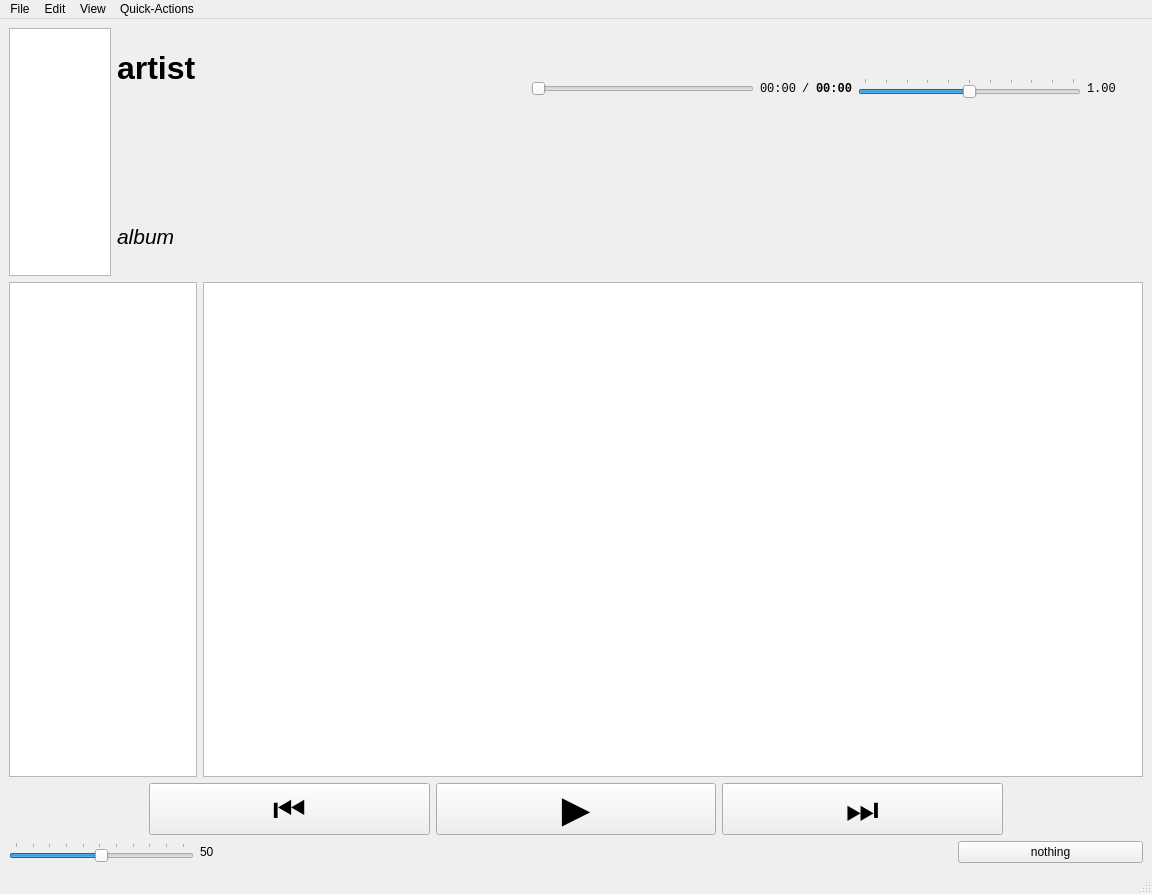
This is ui.ui in billypom/musicpom as Qt 5 draws it before an edit. The edited form follows.
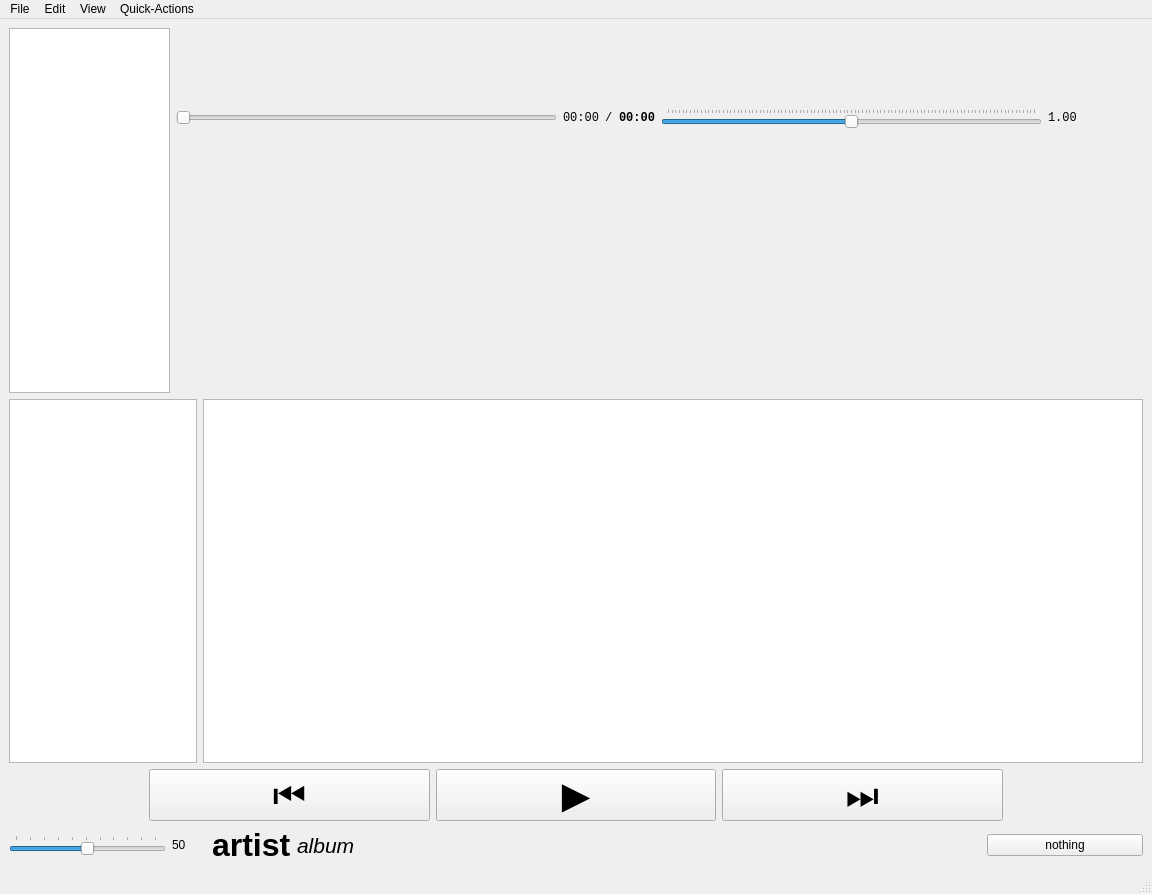
This is the edited form. Custom widgets are drawn as their Qt base class.

Commit message: broke everything changing layout

Diff of the .ui file:
```diff
--- a/ui.ui
+++ b/ui.ui
@@ -17,9 +17,9 @@
    <string/>
   </property>
   <widget class="QWidget" name="centralwidget">
-   <layout class="QVBoxLayout" name="verticalLayout_3" stretch="20,0,0">
+   <layout class="QVBoxLayout" name="verticalLayout_3" stretch="20">
     <item>
-     <layout class="QVBoxLayout" name="verticalLayout" stretch="1,2">
+     <layout class="QVBoxLayout" name="verticalLayout" stretch="0,0,0,0">
       <property name="spacing">
        <number>6</number>
       </property>
@@ -27,7 +27,7 @@
        <number>0</number>
       </property>
       <item>
-       <layout class="QHBoxLayout" name="hLayoutHead" stretch="1,4,6">
+       <layout class="QHBoxLayout" name="hLayoutHead" stretch="1,0,6">
         <item>
          <layout class="QVBoxLayout" name="vlayoutAlbumArt">
           <property name="sizeConstraint">
@@ -39,46 +39,7 @@
          </layout>
         </item>
         <item>
-         <layout class="QVBoxLayout" name="vLayoutSongDetails">
-          <item>
-           <widget class="QLabel" name="artistLabel">
-            <property name="font">
-             <font>
-              <pointsize>24</pointsize>
-              <weight>75</weight>
-              <bold>true</bold>
-             </font>
-            </property>
-            <property name="text">
-             <string>artist</string>
-            </property>
-           </widget>
-          </item>
-          <item>
-           <widget class="QLabel" name="titleLabel">
-            <property name="font">
-             <font>
-              <pointsize>18</pointsize>
-             </font>
-            </property>
-           </widget>
-          </item>
-          <item>
-           <widget class="QLabel" name="albumLabel">
-            <property name="font">
-             <font>
-              <pointsize>16</pointsize>
-              <weight>50</weight>
-              <italic>true</italic>
-              <bold>false</bold>
-             </font>
-            </property>
-            <property name="text">
-             <string>album</string>
-            </property>
-           </widget>
-          </item>
-         </layout>
+         <layout class="QVBoxLayout" name="vLayoutSongDetails"/>
         </item>
         <item>
          <layout class="QVBoxLayout" name="vLayoutPlaybackVisuals">
@@ -201,8 +162,6 @@
         </item>
        </layout>
       </item>
-     </layout>
-    </item>
     <item>
      <layout class="QHBoxLayout" name="hLayoutControls" stretch="1,2,2,2,1">
       <property name="spacing">
@@ -273,7 +232,7 @@
      </layout>
     </item>
     <item>
-     <layout class="QHBoxLayout" name="hLayoutControls2" stretch="1,0,4,1">
+       <layout class="QHBoxLayout" name="hLayoutControls2" stretch="1,0,0,4,1">
       <property name="spacing">
        <number>6</number>
       </property>
@@ -303,6 +262,48 @@
         </property>
        </widget>
       </item>
+        <item>
+         <layout class="QHBoxLayout" name="hLayoutSongDetails">
+          <item>
+           <widget class="QLabel" name="titleLabel">
+            <property name="font">
+             <font>
+              <pointsize>18</pointsize>
+             </font>
+            </property>
+           </widget>
+          </item>
+          <item>
+           <widget class="QLabel" name="artistLabel">
+            <property name="font">
+             <font>
+              <pointsize>24</pointsize>
+              <weight>75</weight>
+              <bold>true</bold>
+             </font>
+            </property>
+            <property name="text">
+             <string>artist</string>
+            </property>
+           </widget>
+          </item>
+          <item>
+           <widget class="QLabel" name="albumLabel">
+            <property name="font">
+             <font>
+              <pointsize>16</pointsize>
+              <weight>50</weight>
+              <italic>true</italic>
+              <bold>false</bold>
+             </font>
+            </property>
+            <property name="text">
+             <string>album</string>
+            </property>
+           </widget>
+          </item>
+         </layout>
+        </item>
       <item>
        <spacer name="horizontalSpacer">
         <property name="orientation">
@@ -326,6 +327,8 @@
      </layout>
     </item>
    </layout>
+    </item>
+   </layout>
   </widget>
   <widget class="QMenuBar" name="menubar">
    <property name="geometry">
```
Left out of the diff: 2 changed lines with no effect on the pictures. Lines whose indentation alone changed are shown as unchanged. The commit also changes 6 other files.
